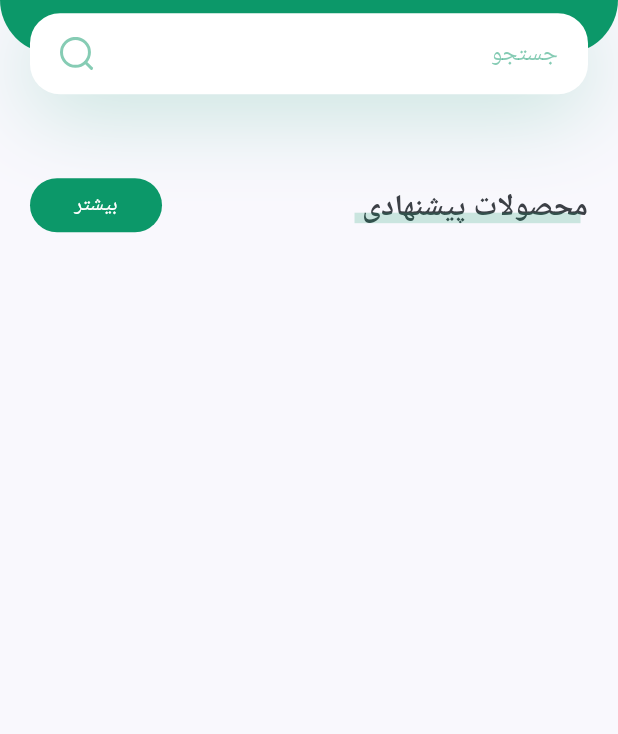
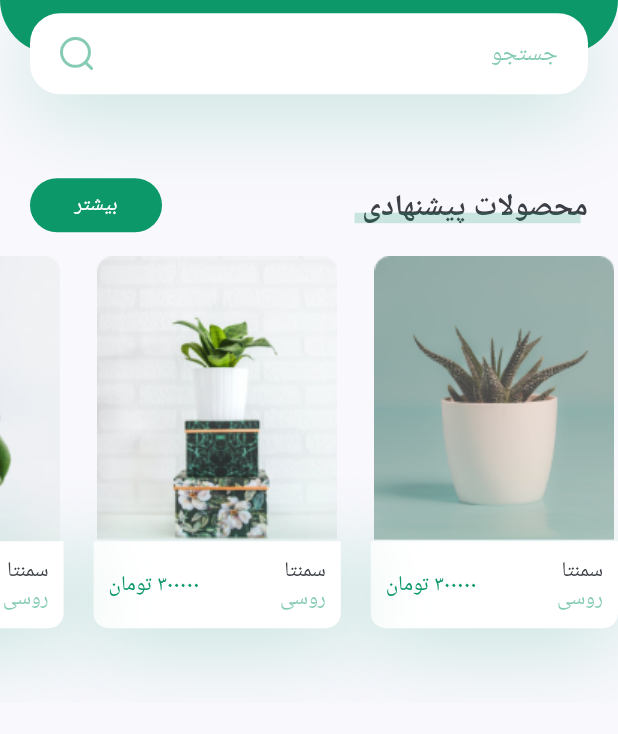
Before and after one commit to mohaddese136/persian-plant-shop-flutter, a Flutter app: the screen it shows after launch, on a phone screen of 412 x 824 dp, the part 237-971 px from its top. Run offline on Flutter 3.47's test engine with Material 2 defaults, Android fonts, the phone set to English and light mode, and no system bars; our stand-ins replace flutter_svg.

Commit message:
recomend plant card

```diff
--- a/lib/components/body.dart
+++ b/lib/components/body.dart
@@ -1,5 +1,7 @@
 import 'package:flutter/material.dart';
 import 'package:flutter_svg/flutter_svg.dart';
+import 'package:testapp/components/recomend_plant_card.dart';
+import 'package:testapp/components/title_with_more_btn.dart';
 import 'package:testapp/constants.dart';
 
 class Body extends StatelessWidget {
@@ -12,149 +14,13 @@ class Body extends StatelessWidget {
       child: Column(
         children: [
           HeaderWithSearchBox(size: size),
-          Padding(
-            padding: const EdgeInsets.symmetric(horizontal: kDefaultPadding),
-            child: Row(children: [
-              TitleWithCustomUnderline(
-                text: "محصولات پیشنهادی",
-              ),
-              Spacer(),
-              FlatButton(
-                  onPressed: () {},
-                  color: kPrimaryColor,
-                  shape: RoundedRectangleBorder(
-                      borderRadius: BorderRadius.circular(20)),
-                  child: Text(
-                    "بیشتر",
-                    style: TextStyle(color: Colors.white),
-                  ))
-            ]),
-          )
+          TitleWithMoreBtn(
+            title: "محصولات پیشنهادی",
+            press: () {},
+          ),
+          RecomendsPlants()
         ],
       ),
     );
   }
 }
-
-class TitleWithCustomUnderline extends StatelessWidget {
-  const TitleWithCustomUnderline({
-    Key key,
-    this.text,
-  }) : super(key: key);
-
-  final String text;
-
-  @override
-  Widget build(BuildContext context) {
-    return Container(
-      height: 24,
-      child: Stack(
-        children: [
-          Padding(
-            padding: EdgeInsets.only(left: kDefaultPadding / 4),
-            child: Text(
-              text,
-              style: TextStyle(fontSize: 20, fontWeight: FontWeight.bold),
-            ),
-          ),
-          Positioned(
-            bottom: 0,
-            left: 0,
-            right: 0,
-            child: Container(
-              margin: EdgeInsets.only(right: kDefaultPadding / 4),
-              height: 7,
-              color: kPrimaryColor.withOpacity(0.2),
-            ),
-          )
-        ],
-      ),
-    );
-  }
-}
-
-class HeaderWithSearchBox extends StatelessWidget {
-  const HeaderWithSearchBox({
-    Key key,
-    @required this.size,
-  }) : super(key: key);
-
-  final Size size;
-
-  @override
-  Widget build(BuildContext context) {
-    return Container(
-      margin: EdgeInsets.only(bottom: kDefaultPadding * 2.5),
-      // it will coveer only 20% of total height
-      height: size.height * 0.2,
-      child: Stack(
-        children: [
-          Container(
-            padding: EdgeInsets.only(
-                left: kDefaultPadding,
-                right: kDefaultPadding,
-                bottom: 36 + kDefaultPadding),
-            height: size.height * 0.2 - 27,
-            decoration: BoxDecoration(
-                color: kPrimaryColor,
-                borderRadius: BorderRadius.only(
-                    bottomLeft: Radius.circular(36),
-                    bottomRight: Radius.circular(36))),
-            child: Row(
-              children: [
-                Text(
-                  "سلام محدثه",
-                  style: Theme.of(context).textTheme.headline5.copyWith(
-                      color: Colors.white, fontWeight: FontWeight.bold),
-                ),
-                Spacer(),
-                Image.asset("assets/images/logo.png")
-              ],
-            ),
-          ),
-          Positioned(
-              bottom: 0,
-              left: 0,
-              right: 0,
-              child: Container(
-                alignment: Alignment.center,
-                height: 54,
-                margin: EdgeInsets.symmetric(horizontal: kDefaultPadding),
-                padding: EdgeInsets.symmetric(horizontal: kDefaultPadding),
-                decoration: BoxDecoration(
-                    color: Colors.white,
-                    borderRadius: BorderRadius.circular(20),
-                    boxShadow: [
-                      BoxShadow(
-                        offset: Offset(0, 10),
-                        blurRadius: 50,
-                        color: kPrimaryColor.withOpacity(0.23),
-                      )
-                    ]),
-                child: Row(
-                  children: [
-                    Expanded(
-                      child: TextField(
-                        onChanged: (value) {},
-                        decoration: InputDecoration(
-                          hintText: "جستجو",
-                          hintStyle:
-                              TextStyle(color: kPrimaryColor.withOpacity(0.5)),
-                          enabledBorder: InputBorder.none,
-                          focusedBorder: InputBorder.none,
-                          // suffix dos not work properly with TextField thats
-                          // why we use Row.
-                          // suffixIcon:
-                          //     SvgPicture.asset("assets/icons/search.svg")
-                        ),
-                      ),
-                    ),
-                    SvgPicture.asset("assets/icons/search.svg")
-                  ],
-                ),
-              ))
-        ],
-      ),
-    );
-  }
-}
--- /dev/null
+++ b/lib/components/recomend_plant_card.dart
@@ -0,0 +1,110 @@
+import 'package:flutter/material.dart';
+import '../constants.dart';
+
+class RecomendsPlants extends StatelessWidget {
+  const RecomendsPlants({
+    Key key,
+  }) : super(key: key);
+
+  @override
+  Widget build(BuildContext context) {
+    return SingleChildScrollView(
+      scrollDirection: Axis.horizontal,
+      child: Row(
+        children: [
+          RecomendPlantCard(
+            image: "assets/images/image_1.png",
+            title: "سمنتا",
+            country: "روسی",
+            price: "۳۰۰۰۰۰",
+          ),
+          RecomendPlantCard(
+            image: "assets/images/image_2.png",
+            title: "سمنتا",
+            country: "روسی",
+            price: "۳۰۰۰۰۰",
+          ),
+          RecomendPlantCard(
+            image: "assets/images/image_3.png",
+            title: "سمنتا",
+            country: "روسی",
+            price: "۳۰۰۰۰۰",
+          ),
+        ],
+      ),
+    );
+  }
+}
+
+class RecomendPlantCard extends StatelessWidget {
+  const RecomendPlantCard({
+    Key key,
+    this.image,
+    this.title,
+    this.country,
+    this.price,
+    this.press,
+  }) : super(key: key);
+
+  final String image, title, country, price;
+  final Function press;
+
+  @override
+  Widget build(BuildContext context) {
+    Size size = MediaQuery.of(context).size;
+    return Container(
+      margin: EdgeInsets.only(
+          left: kDefaultPadding,
+          top: kDefaultPadding / 2,
+          bottom: kDefaultPadding * 2.5),
+      //it will cover only 40% of out total width
+      width: size.width * 0.4,
+      child: Column(
+        children: [
+          Image.asset(image),
+          GestureDetector(
+            onTap: press,
+            child: Container(
+              padding: EdgeInsets.all(kDefaultPadding / 2),
+              decoration: BoxDecoration(
+                color: Colors.white,
+                borderRadius: BorderRadius.only(
+                    bottomLeft: Radius.circular(10),
+                    bottomRight: Radius.circular(10)),
+                boxShadow: [
+                  BoxShadow(
+                      offset: Offset(0, 10),
+                      blurRadius: 50,
+                      color: kPrimaryColor.withOpacity(0.23))
+                ],
+              ),
+              child: Row(
+                children: [
+                  RichText(
+                    text: TextSpan(children: [
+                      TextSpan(
+                          text: "$title\n",
+                          style: Theme.of(context).textTheme.button),
+                      TextSpan(
+                          text: "$country",
+                          style:
+                              TextStyle(color: kPrimaryColor.withOpacity(0.5)))
+                    ]),
+                  ),
+                  Spacer(),
+                  Text(
+                    "$price تومان",
+                    style: Theme.of(context)
+                        .textTheme
+                        .button
+                        .copyWith(color: kPrimaryColor),
+                  )
+                ],
+              ),
+            ),
+          )
+        ],
+      ),
+    );
+  }
+}
--- /dev/null
+++ b/lib/components/title_with_more_btn.dart
@@ -0,0 +1,160 @@
+import 'package:flutter/material.dart';
+import 'package:flutter_svg/svg.dart';
+
+import '../constants.dart';
+
+class TitleWithMoreBtn extends StatelessWidget {
+  const TitleWithMoreBtn({
+    Key key,
+    this.title,
+    this.press,
+  }) : super(key: key);
+
+  final String title;
+  final Function press;
+
+  @override
+  Widget build(BuildContext context) {
+    return Padding(
+      padding: const EdgeInsets.symmetric(horizontal: kDefaultPadding),
+      child: Row(children: [
+        TitleWithCustomUnderline(
+          text: title,
+        ),
+        Spacer(),
+        FlatButton(
+            onPressed: press,
+            color: kPrimaryColor,
+            shape:
+                RoundedRectangleBorder(borderRadius: BorderRadius.circular(20)),
+            child: Text(
+              "بیشتر",
+              style: TextStyle(color: Colors.white),
+            ))
+      ]),
+    );
+  }
+}
+
+class TitleWithCustomUnderline extends StatelessWidget {
+  const TitleWithCustomUnderline({
+    Key key,
+    this.text,
+  }) : super(key: key);
+
+  final String text;
+
+  @override
+  Widget build(BuildContext context) {
+    return Container(
+      height: 24,
+      child: Stack(
+        children: [
+          Padding(
+            padding: EdgeInsets.only(left: kDefaultPadding / 4),
+            child: Text(
+              text,
+              style: TextStyle(fontSize: 20, fontWeight: FontWeight.bold),
+            ),
+          ),
+          Positioned(
+            bottom: 0,
+            left: 0,
+            right: 0,
+            child: Container(
+              margin: EdgeInsets.only(right: kDefaultPadding / 4),
+              height: 7,
+              color: kPrimaryColor.withOpacity(0.2),
+            ),
+          )
+        ],
+      ),
+    );
+  }
+}
+
+class HeaderWithSearchBox extends StatelessWidget {
+  const HeaderWithSearchBox({
+    Key key,
+    @required this.size,
+  }) : super(key: key);
+
+  final Size size;
+
+  @override
+  Widget build(BuildContext context) {
+    return Container(
+      margin: EdgeInsets.only(bottom: kDefaultPadding * 2.5),
+      // it will coveer only 20% of total height
+      height: size.height * 0.2,
+      child: Stack(
+        children: [
+          Container(
+            padding: EdgeInsets.only(
+                left: kDefaultPadding,
+                right: kDefaultPadding,
+                bottom: 36 + kDefaultPadding),
+            height: size.height * 0.2 - 27,
+            decoration: BoxDecoration(
+                color: kPrimaryColor,
+                borderRadius: BorderRadius.only(
+                    bottomLeft: Radius.circular(36),
+                    bottomRight: Radius.circular(36))),
+            child: Row(
+              children: [
+                Text(
+                  "سلام محدثه",
+                  style: Theme.of(context).textTheme.headline5.copyWith(
+                      color: Colors.white, fontWeight: FontWeight.bold),
+                ),
+                Spacer(),
+                Image.asset("assets/images/logo.png")
+              ],
+            ),
+          ),
+          Positioned(
+              bottom: 0,
+              left: 0,
+              right: 0,
+              child: Container(
+                alignment: Alignment.center,
+                height: 54,
+                margin: EdgeInsets.symmetric(horizontal: kDefaultPadding),
+                padding: EdgeInsets.symmetric(horizontal: kDefaultPadding),
+                decoration: BoxDecoration(
+                    color: Colors.white,
+                    borderRadius: BorderRadius.circular(20),
+                    boxShadow: [
+                      BoxShadow(
+                        offset: Offset(0, 10),
+                        blurRadius: 50,
+                        color: kPrimaryColor.withOpacity(0.23),
+                      )
+                    ]),
+                child: Row(
+                  children: [
+                    Expanded(
+                      child: TextField(
+                        onChanged: (value) {},
+                        decoration: InputDecoration(
+                          hintText: "جستجو",
+                          hintStyle:
+                              TextStyle(color: kPrimaryColor.withOpacity(0.5)),
+                          enabledBorder: InputBorder.none,
+                          focusedBorder: InputBorder.none,
+                          // suffix dos not work properly with TextField thats
+                          // why we use Row.
+                          // suffixIcon:
+                          //     SvgPicture.asset("assets/icons/search.svg")
+                        ),
+                      ),
+                    ),
+                    SvgPicture.asset("assets/icons/search.svg")
+                  ],
+                ),
+              ))
+        ],
+      ),
+    );
+  }
+}
```
